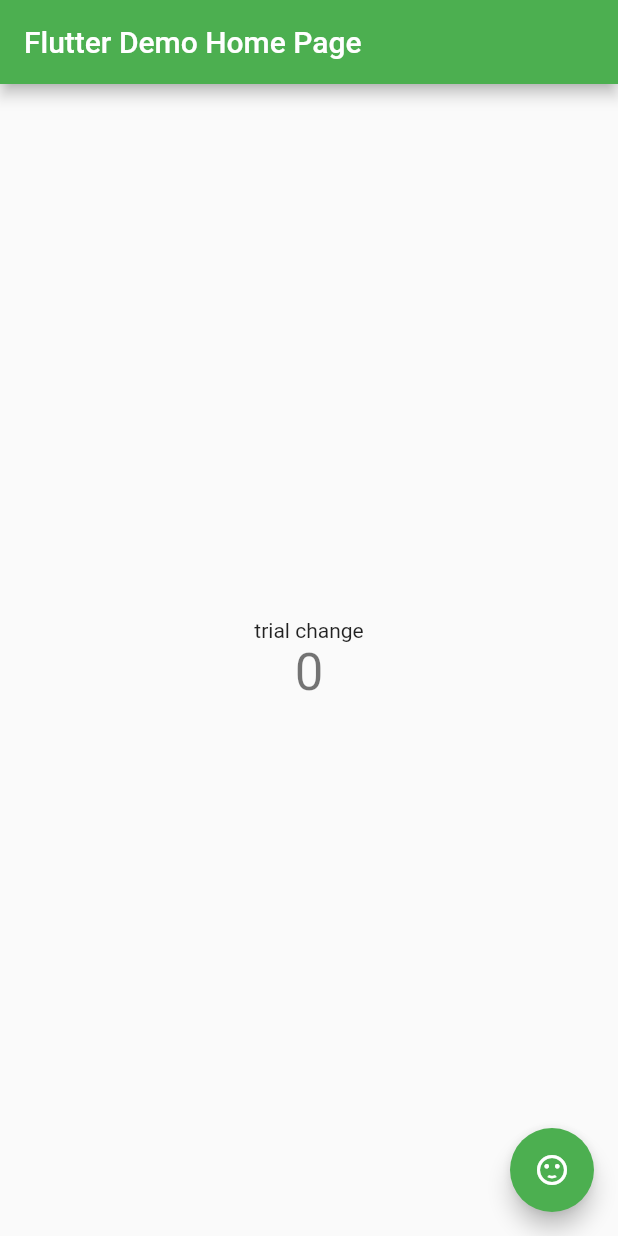
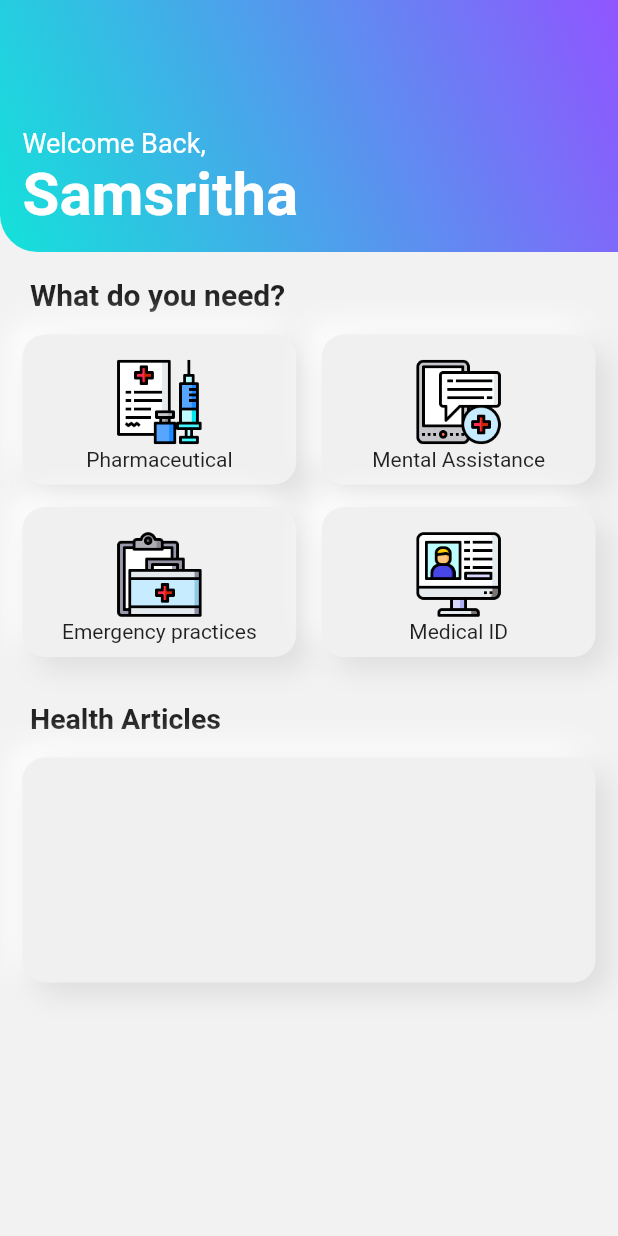
Before and after one commit to prabakar0/MediGo_HAB59, a Flutter app: the screen it shows after launch, on a phone screen of 412 x 824 dp. Run offline on Flutter 3.47's test engine with Material 2 defaults, Android fonts, the phone set to English and light mode, and no system bars; drawn by our look-alikes of clay_containers.

Commit message:
d1 commit

```diff
--- /dev/null
+++ b/lib/HomePage.dart
@@ -0,0 +1,171 @@
+import 'package:flutter/material.dart';
+import 'constants.dart';
+import 'package:clay_containers/clay_containers.dart';
+
+class HomePage extends StatefulWidget {
+  @override
+  _HomePageState createState() => _HomePageState();
+}
+
+class _HomePageState extends State<HomePage> {
+  @override
+  Widget build(BuildContext context) {
+
+    //double width=MediaQuery.of(context).size.width;
+
+    return Scaffold(
+      backgroundColor: Color(0xFFF2F2F2),
+      //backgroundColor: Colors.white.withOpacity(0.9),
+      body: SingleChildScrollView(
+        child: Column(
+          crossAxisAlignment: CrossAxisAlignment.start,
+          children: <Widget>[
+            Container(
+              decoration: BoxDecoration(
+                borderRadius: BorderRadius.only(bottomLeft: Radius.circular(25),),
+                gradient: LinearGradient(
+                  colors: [colour1,colour2],
+                  begin: Alignment.topRight,
+                  end: Alignment.bottomLeft,
+                  //stops: [0.0,0.9],
+                  tileMode: TileMode.clamp,
+                ),
+              ),
+              child: Padding(
+                padding: const EdgeInsets.only(left: 15,bottom: 15),
+                child: Column(
+                  crossAxisAlignment: CrossAxisAlignment.stretch,
+                  children: <Widget>[
+                    SizedBox(height: 85,),
+                    Text('Welcome Back,',style: TextStyle(fontSize: 18,color: Colors.white),),
+                    Text('Samsritha',style: TextStyle(fontSize: 40,color: Colors.white,fontWeight: FontWeight.bold),),
+                    //SizedBox(height: 10,),
+                  ],
+                ),
+              ),
+            ),
+            SizedBox(height: 17,),
+            Padding(
+              padding: const EdgeInsets.only(left:20.0),
+              child: Text('What do you need?',style: TextStyle(fontSize: 20,fontWeight: FontWeight.bold),),
+            ),
+            Padding(
+              padding: const EdgeInsets.only(bottom: 15,left: 15,right: 15,top: 15),
+              child: Row(
+                mainAxisAlignment: MainAxisAlignment.spaceEvenly,
+                children: <Widget>[
+                  Expanded(
+                    child: ClayContainer(
+                      height: 100,
+                      //width: width*0.4,
+                      //color: Color(0xFFF2F2F2),
+                      depth: 19,
+                      spread: 8,
+                      borderRadius: 15,
+                      child: Column(
+                        children: <Widget>[
+                          SizedBox(height: 15,),
+                          Image.asset('images/syringe.png',height: 60,width: 60,),
+                          Text('Pharmaceutical'),
+                        ],
+                      ),
+                      //curveType: CurveType.convex,
+                    ),
+                  ),
+                  SizedBox(width: 17,),
+                  Expanded(
+                    child: ClayContainer(
+                      height: 100,
+                      //width: width*0.4,
+                      depth: 19,
+                      spread: 8,
+                      borderRadius: 15,
+                      child: Column(
+                        children: <Widget>[
+                          SizedBox(height: 15,),
+                          Image.asset('images/medical-assistance.png',height: 60,width: 60,),
+                          Text('Mental Assistance'),
+                        ],
+                      ),
+                      //curveType: CurveType.convex,
+                    ),
+                  ),
+                ],
+              ),
+            ),
+            //SizedBox(height: 20,),
+            Padding(
+              padding: const EdgeInsets.only(bottom: 15,left: 15,right: 15,top: 0),
+              child: Row(
+                mainAxisAlignment: MainAxisAlignment.spaceEvenly,
+                children: <Widget>[
+                  Expanded(
+                    child: ClayContainer(
+                      height: 100,
+                      //width: width*0.4,
+                      //color: Color(0xFFF2F2F2),
+                      depth: 19,
+                      spread: 8,
+                      borderRadius: 15,
+                      child: Column(
+                        children: <Widget>[
+                          SizedBox(height: 15,),
+                          Image.asset('images/medical-box.png',height: 60,width: 60,),
+                          Text('Emergency practices'),
+                        ],
+                      ),
+                      //curveType: CurveType.convex,
+                    ),
+                  ),
+                 SizedBox(width: 17,),
+                  Expanded(
+                    child: ClayContainer(
+                      height: 100,
+                      //width: width*0.4,
+                      depth: 19,
+                      spread: 8,
+                      borderRadius: 15,
+                      child: Column(
+                        children: <Widget>[
+                          SizedBox(height: 15,),
+                          Image.asset('images/personal-information.png',height: 60,width: 60,),
+                          Text('Medical ID'),
+                        ],
+                      ),
+                      //curveType: CurveType.convex,
+                    ),
+                  ),
+                ],
+              ),
+            ),
+            SizedBox(height: 15,),
+            Padding(
+              padding: const EdgeInsets.only(left:20.0),
+              child: Text('Health Articles',style: TextStyle(fontSize: 19,fontWeight: FontWeight.bold),),
+            ),
+            Padding(
+              padding: const EdgeInsets.all(15.0),
+              child: ClayContainer(
+                height: 150,
+                depth: 19,
+                spread: 8,
+                borderRadius: 15,
+                //curveType: CurveType.convex,
+              ),
+            ),
+//            Padding(
+//              padding: const EdgeInsets.all(15.0),
+//              child: ClayContainer(
+//                height: 150,
+//                depth: 12,
+//                spread: 8,
+//                borderRadius: 15,
+//                //curveType: CurveType.convex,
+//              ),
+//            ),
+          ],
+        ),
+      ),
+    );
+  }
+}
--- /dev/null
+++ b/lib/constants.dart
@@ -0,0 +1,13 @@
+import 'package:flutter/cupertino.dart';
+import 'package:flutter/material.dart';
+
+//const Color colour1=Color(0xFFCb5EEE);
+//const Color colour2=Color(0xFF4BE1EC);
+//const Color colour1=Color(0xFFE233FF);
+//const Color colour2=Color(0xFFFF6B00);
+const Color colour1=Color(0xFF9055FF);
+const Color colour2=Color(0xFF13E2DA);
+//const Color colour2=Color(0xFF2F80ED);
+////const Color colour1=Color(0xFFB2FFDA);
+//const Color colour2=Color(0xFF737DFE);
+////const Color colour1=Color(0xFFFFCAC9);
--- a/lib/main.dart
+++ b/lib/main.dart
@@ -1,117 +1,14 @@
 import 'package:flutter/material.dart';
+import 'package:medigo_hab59/HomePage.dart';
 
-void main() {
-  runApp(MyApp());
-}
+void main()=> runApp(MediGo());
 
-class MyApp extends StatelessWidget {
-  // This widget is the root of your application.
+class MediGo extends StatelessWidget {
   @override
   Widget build(BuildContext context) {
     return MaterialApp(
-      title: 'Flutter Demo',
-      theme: ThemeData(
-        // This is the theme of your application.
-        //
-        // Try running your application with "flutter run". You'll see the
-        // application has a blue toolbar. Then, without quitting the app, try
-        // changing the primarySwatch below to Colors.green and then invoke
-        // "hot reload" (press "r" in the console where you ran "flutter run",
-        // or simply save your changes to "hot reload" in a Flutter IDE).
-        // Notice that the counter didn't reset back to zero; the application
-        // is not restarted.
-        primarySwatch: Colors.green,
-        // This makes the visual density adapt to the platform that you run
-        // the app on. For desktop platforms, the controls will be smaller and
-        // closer together (more dense) than on mobile platforms.
-        visualDensity: VisualDensity.adaptivePlatformDensity,
-      ),
-      home: MyHomePage(title: 'Flutter Demo Home Page'),
+      debugShowCheckedModeBanner: false,
+      home: HomePage(),
     );
   }
 }
-
-class MyHomePage extends StatefulWidget {
-  MyHomePage({Key key, this.title}) : super(key: key);
-
-  // This widget is the home page of your application. It is stateful, meaning
-  // that it has a State object (defined below) that contains fields that affect
-  // how it looks.
-
-  // This class is the configuration for the state. It holds the values (in this
-  // case the title) provided by the parent (in this case the App widget) and
-  // used by the build method of the State. Fields in a Widget subclass are
-  // always marked "final".
-
-  final String title;
-
-  @override
-  _MyHomePageState createState() => _MyHomePageState();
-}
-
-class _MyHomePageState extends State<MyHomePage> {
-  int _counter = 0;
-
-  void _incrementCounter() {
-    setState(() {
-      // This call to setState tells the Flutter framework that something has
-      // changed in this State, which causes it to rerun the build method below
-      // so that the display can reflect the updated values. If we changed
-      // _counter without calling setState(), then the build method would not be
-      // called again, and so nothing would appear to happen.
-      _counter++;
-    });
-  }
-
-  @override
-  Widget build(BuildContext context) {
-    // This method is rerun every time setState is called, for instance as done
-    // by the _incrementCounter method above.
-    //
-    // The Flutter framework has been optimized to make rerunning build methods
-    // fast, so that you can just rebuild anything that needs updating rather
-    // than having to individually change instances of widgets.
-    return Scaffold(
-      appBar: AppBar(
-        // Here we take the value from the MyHomePage object that was created by
-        // the App.build method, and use it to set our appbar title.
-        title: Text(widget.title),
-      ),
-      body: Center(
-        // Center is a layout widget. It takes a single child and positions it
-        // in the middle of the parent.
-        child: Column(
-          // Column is also a layout widget. It takes a list of children and
-          // arranges them vertically. By default, it sizes itself to fit its
-          // children horizontally, and tries to be as tall as its parent.
-          //
-          // Invoke "debug painting" (press "p" in the console, choose the
-          // "Toggle Debug Paint" action from the Flutter Inspector in Android
-          // Studio, or the "Toggle Debug Paint" command in Visual Studio Code)
-          // to see the wireframe for each widget.
-          //
-          // Column has various properties to control how it sizes itself and
-          // how it positions its children. Here we use mainAxisAlignment to
-          // center the children vertically; the main axis here is the vertical
-          // axis because Columns are vertical (the cross axis would be
-          // horizontal).
-          mainAxisAlignment: MainAxisAlignment.center,
-          children: <Widget>[
-            Text(
-              'trial change',
-            ),
-            Text(
-              '$_counter',
-              style: Theme.of(context).textTheme.headline4,
-            ),
-          ],
-        ),
-      ),
-      floatingActionButton: FloatingActionButton(
-        onPressed: _incrementCounter,
-        tooltip: 'Increment',
-        child: Icon(Icons.sentiment_satisfied),
-      ), // This trailing comma makes auto-formatting nicer for build methods.
-    );
-  }
-}
```
Also changed, not shown: pubspec.yaml (+4 -3 lines), images/doctor.png (added), images/first-aid-kit.png (added), images/medical-assistance.png (added), images/medical-box.png (added), images/medical-report.png (added), images/personal-information.png (added), images/syringe.png (added), pubspec.lock, 1 other file.
